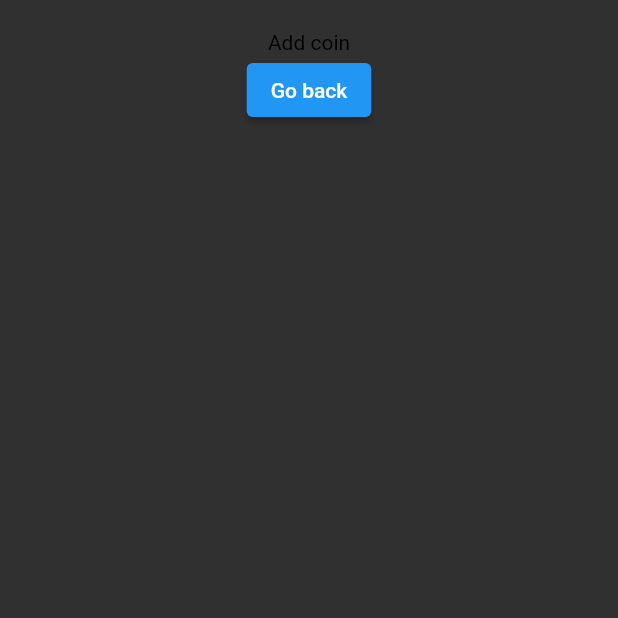
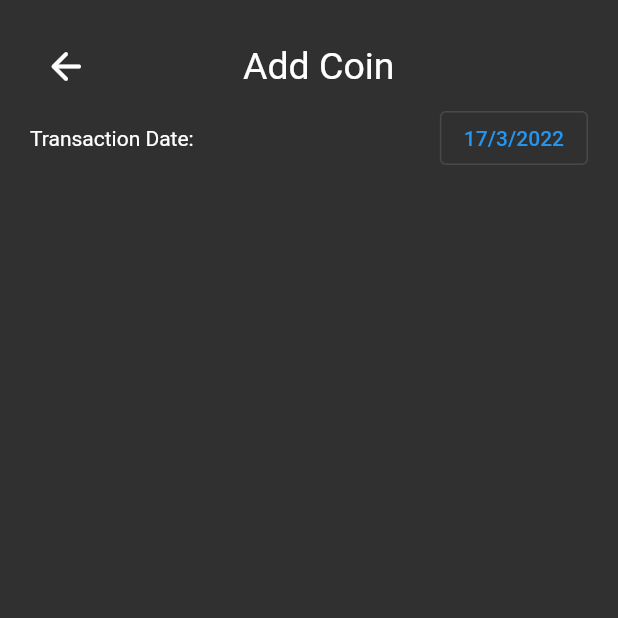
Before and after one commit to Charizard17/bit_holdings_app, a Flutter app: the AddCoinScreen screen opened directly, on a phone screen of 412 x 824 dp, the top half of it. Run offline on Flutter 3.47's test engine with Material 2 defaults, Android fonts, the phone set to English and light mode, and no system bars.

Commit message:
date picker added to add_coin_screen

```diff
--- a/lib/screens/add_coin_screen.dart
+++ b/lib/screens/add_coin_screen.dart
@@ -1,11 +1,32 @@
 import 'package:flutter/material.dart';
 
-class AddCoinScreen extends StatelessWidget {
+class AddCoinScreen extends StatefulWidget {
   const AddCoinScreen({Key? key}) : super(key: key);
 
   @override
+  State<AddCoinScreen> createState() => _AddCoinScreenState();
+}
+
+class _AddCoinScreenState extends State<AddCoinScreen> {
+  DateTime _selectedDate = DateTime.now();
+  @override
   Widget build(BuildContext context) {
-    return SafeArea(
+    Future<void> _selectDate(BuildContext context) async {
+      DateTime? selectedDate = await showDatePicker(
+        context: context,
+        initialDate: _selectedDate,
+        firstDate: DateTime(2009),
+        lastDate: DateTime(DateTime.now().year + 1),
+      );
+      if (selectedDate != null && selectedDate != _selectedDate) {
+        setState(() {
+          _selectedDate = selectedDate;
+        });
+      }
+    }
+
+    return Scaffold(
+      body: SafeArea(
         child: Container(
           width: MediaQuery.of(context).size.width,
           height: MediaQuery.of(context).size.height,
@@ -14,21 +35,44 @@ class AddCoinScreen extends StatelessWidget {
             padding: const EdgeInsets.symmetric(horizontal: 20),
             child: Column(
               children: [
-              Center(
-                child: Text(
-                  'Add coin',
-                  style: TextStyle(
-                    color: Colors.black,
+                Row(
+                  mainAxisAlignment: MainAxisAlignment.spaceBetween,
+                  children: [
+                    IconButton(
+                      icon: Icon(
+                        Icons.arrow_back_rounded,
+                        size: 30,
                       ),
-                ),
-              ),
-              ElevatedButton(
-                child: Text('Go back'),
                       onPressed: () {
                         Navigator.of(context).pop();
                       },
                     ),
+                    Text(
+                      'Add Coin',
+                      style: Theme.of(context).textTheme.headline5,
+                    ),
+                    Icon(
+                      Icons.arrow_forward_rounded,
+                      size: 35,
+                      color: Colors.transparent,
+                    )
                   ],
+                ),
+                Row(
+                  mainAxisAlignment: MainAxisAlignment.spaceBetween,
+                  children: [
+                    Text('Transaction Date:'),
+                    OutlinedButton(
+                      child: Text(
+                          '${_selectedDate.day}/${_selectedDate.month}/${_selectedDate.year}'),
+                      onPressed: () {
+                        _selectDate(context);
+                      },
+                    ),
+                  ],
+                ),
+              ],
+            ),
           ),
         ),
       ),
--- a/pubspec.yaml
+++ b/pubspec.yaml
@@ -30,6 +30,7 @@ dependencies:
   flutter:
     sdk: flutter
   animations: ^2.0.2
+  intl: ^0.17.0
 
   # The following adds the Cupertino Icons font to your application.
   # Use with the CupertinoIcons class for iOS style icons.
```
Also changed, not shown: pubspec.lock. Lines whose indentation alone changed are shown as unchanged.
